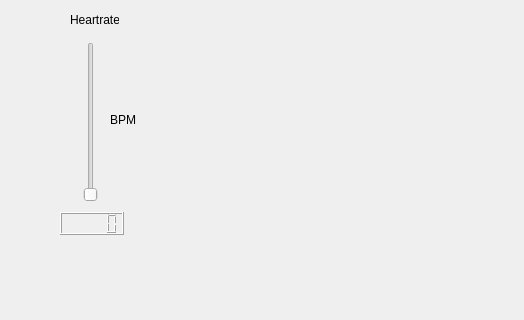
Before: the Qt Designer form ECG/mainwindow.ui in marloVGulik/prog6-BILTS, drawn with Qt 5; both pictures show x 0 to 524 and y 198 to 518 of the 800 by 600 pixel window.
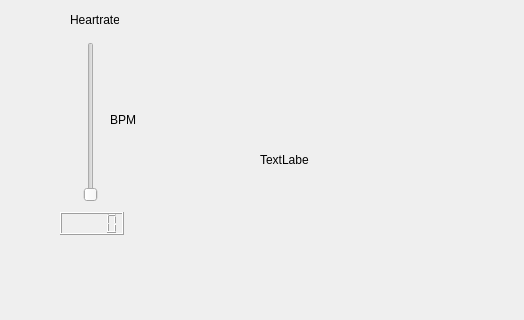
After: the same form once the commit is applied.

Commit message: Added Wide mode

```diff
--- a/ECG/mainwindow.ui
+++ b/ECG/mainwindow.ui
@@ -23,6 +23,19 @@
       <height>561</height>
      </rect>
     </property>
+    <widget class="QLabel" name="Time">
+     <property name="geometry">
+      <rect>
+       <x>260</x>
+       <y>340</y>
+       <width>49</width>
+       <height>16</height>
+      </rect>
+     </property>
+     <property name="text">
+      <string>TextLabel</string>
+     </property>
+    </widget>
    </widget>
    <widget class="QSlider" name="Heartrateslider">
     <property name="geometry">
```
The commit also changes 1 other file.
